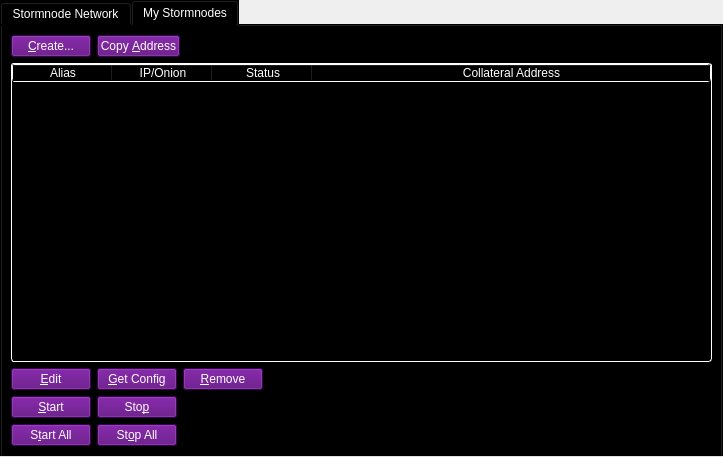
waffle-iron/DarkSilk-Release-Candidate, file src/qt/forms/stormnodemanager.ui: the form before one commit.
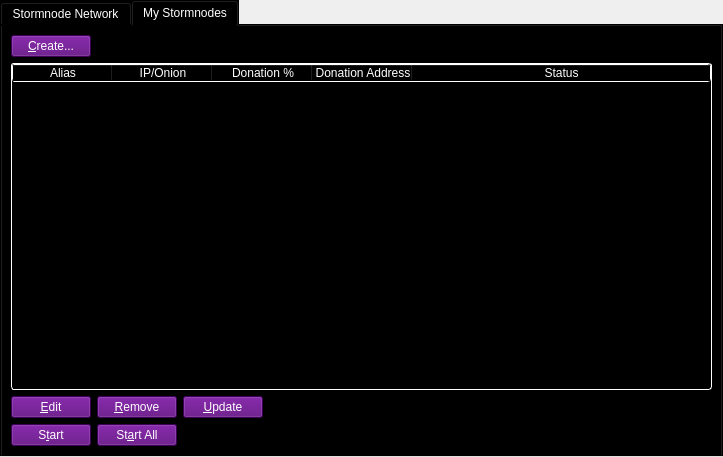
The form after the commit.

Diff of the .ui file:
```diff
--- a/src/qt/forms/stormnodemanager.ui
+++ b/src/qt/forms/stormnodemanager.ui
@@ -155,18 +155,6 @@
                </property>
               </widget>
              </item>
-             <item>
-              <widget class="QPushButton" name="copyAddressButton">
-               <property name="styleSheet">
-                <string notr="true">color: rgb(255, 255, 255);
-background-color: rgb(86, 0, 120);
-alternate-background-color: rgb(86, 0, 120);</string>
-               </property>
-               <property name="text">
-                <string>Copy &amp;Address</string>
-               </property>
-              </widget>
-             </item>
              <item>
               <spacer name="horizontalSpacer">
                <property name="orientation">
@@ -212,16 +200,21 @@
                <string>IP/Onion</string>
               </property>
              </column>
+             <column>
+              <property name="text">
+               <string>Donation %</string>
+              </property>
+             </column>
+             <column>
+              <property name="text">
+               <string>Donation Address</string>
+              </property>
+             </column>
              <column>
               <property name="text">
                <string>Status</string>
               </property>
              </column>
-             <column>
-              <property name="text">
-               <string>Collateral Address</string>
-              </property>
-             </column>
             </widget>
            </item>
            <item>
@@ -241,18 +234,6 @@
                </property>
               </widget>
              </item>
-             <item>
-              <widget class="QPushButton" name="getConfigButton">
-               <property name="styleSheet">
-                <string notr="true">color: rgb(255, 255, 255);
-background-color: rgb(86, 0, 120);
-alternate-background-color: rgb(86, 0, 120);</string>
-               </property>
-               <property name="text">
-                <string>&amp;Get Config</string>
-               </property>
-              </widget>
-             </item>
              <item>
               <widget class="QPushButton" name="removeButton">
                <property name="styleSheet">
@@ -265,6 +246,18 @@
                </property>
               </widget>
              </item>
+             <item>
+              <widget class="QPushButton" name="UpdateButton">
+               <property name="styleSheet">
+                <string notr="true">color: rgb(255, 255, 255);
+background-color: rgb(86, 0, 120);
+alternate-background-color: rgb(86, 0, 120);</string>
+               </property>
+               <property name="text">
+                <string>&amp;Update</string>
+               </property>
+              </widget>
+             </item>
              <item>
               <spacer name="horizontalSpacer_2">
                <property name="orientation">
@@ -285,43 +278,6 @@
              <property name="bottomMargin">
               <number>0</number>
              </property>
-             <item>
-              <widget class="QPushButton" name="startButton">
-               <property name="styleSheet">
-                <string notr="true">color: rgb(255, 255, 255);
-background-color: rgb(86, 0, 120);
-alternate-background-color: rgb(86, 0, 120);</string>
-               </property>
-               <property name="text">
-                <string>&amp;Start</string>
-               </property>
-              </widget>
-             </item>
-             <item>
-              <widget class="QPushButton" name="stopButton">
-               <property name="styleSheet">
-                <string notr="true">color: rgb(255, 255, 255);
-background-color: rgb(86, 0, 120);
-alternate-background-color: rgb(86, 0, 120);</string>
-               </property>
-               <property name="text">
-                <string>Sto&amp;p</string>
-               </property>
-              </widget>
-             </item>
-             <item>
-              <spacer name="horizontalSpacer_4">
-               <property name="orientation">
-                <enum>Qt::Horizontal</enum>
-               </property>
-               <property name="sizeHint" stdset="0">
-                <size>
-                 <width>40</width>
-                 <height>20</height>
-                </size>
-               </property>
-              </spacer>
-             </item>
             </layout>
            </item>
            <item>
@@ -329,6 +285,18 @@
              <property name="bottomMargin">
               <number>0</number>
              </property>
+             <item>
+              <widget class="QPushButton" name="startButton">
+               <property name="styleSheet">
+                <string notr="true">color: rgb(255, 255, 255);
+background-color: rgb(86, 0, 120);
+alternate-background-color: rgb(86, 0, 120);</string>
+               </property>
+               <property name="text">
+                <string>S&amp;tart</string>
+               </property>
+              </widget>
+             </item>
              <item>
               <widget class="QPushButton" name="startAllButton">
                <property name="styleSheet">
@@ -337,19 +305,7 @@
 alternate-background-color: rgb(86, 0, 120);</string>
                </property>
                <property name="text">
-                <string>S&amp;tart All</string>
-               </property>
-              </widget>
-             </item>
-             <item>
-              <widget class="QPushButton" name="stopAllButton">
-               <property name="styleSheet">
-                <string notr="true">color: rgb(255, 255, 255);
-background-color: rgb(86, 0, 120);
-alternate-background-color: rgb(86, 0, 120);</string>
-               </property>
-               <property name="text">
-                <string>St&amp;op All</string>
+                <string>St&amp;art All</string>
                </property>
               </widget>
              </item>
```
